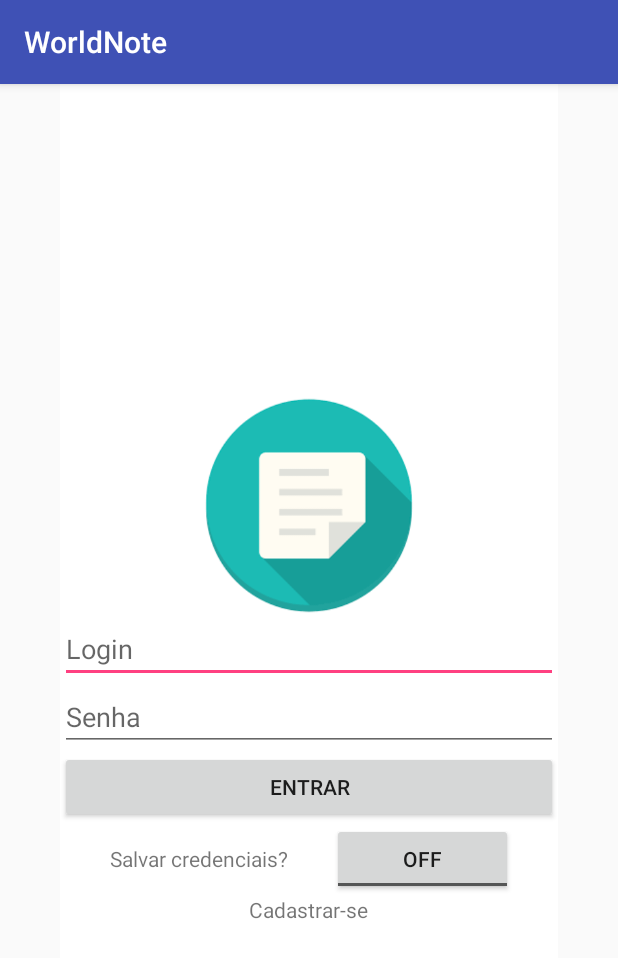
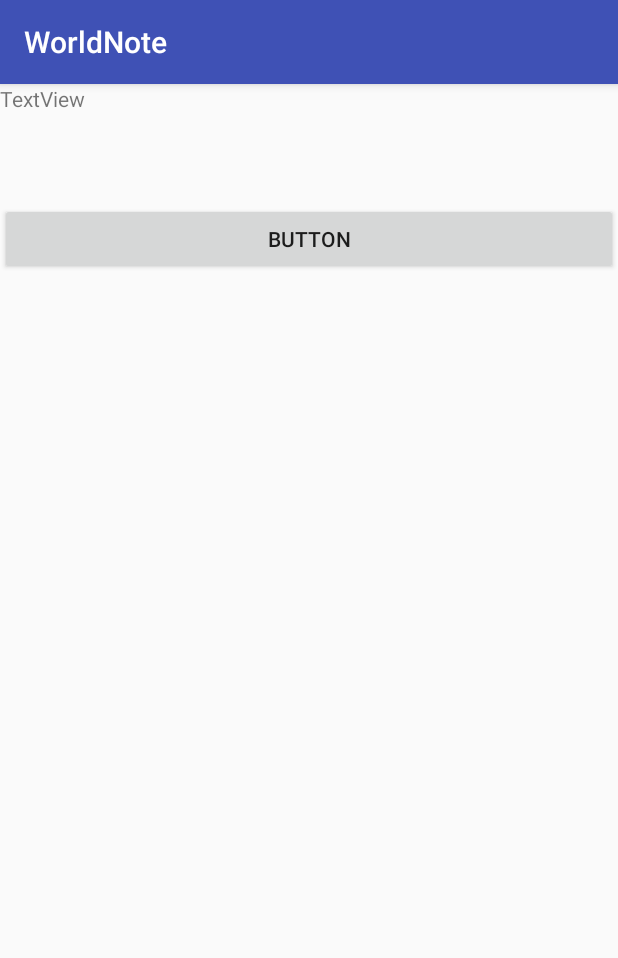
Before and after one commit to NewtonJoaquim/WorldNote, an Android app: the screen it shows after launch (LoginActivity before the commit, CreateNote after it), after a tap on "ENTRAR", on a phone screen of 412 x 824 dp. Shown: the top 958 px of the screen. Run offline under Robolectric (Android 15) with nearby library versions, the phone set to English and light mode, and no system bars.

```diff
--- a/app/build.gradle
+++ b/app/build.gradle
@@ -25,4 +25,5 @@ dependencies {
     testImplementation 'junit:junit:4.12'
     androidTestImplementation 'com.android.support.test:runner:1.0.1'
     androidTestImplementation 'com.android.support.test.espresso:espresso-core:3.0.1'
+    implementation 'com.google.android.gms:play-services-places:15.0.1'
 }
--- /dev/null
+++ b/app/src/main/java/com/worldnote/pdm/worldnote/CreateNote.java
@@ -0,0 +1,60 @@
+package com.worldnote.pdm.worldnote;
+
+import android.app.Activity;
+import android.content.Context;
+import android.content.Intent;
+import android.support.v7.app.AppCompatActivity;
+import android.os.Bundle;
+import android.util.Log;
+import android.view.View;
+import android.widget.Button;
+import android.widget.TextView;
+
+import com.google.android.gms.common.GooglePlayServicesNotAvailableException;
+import com.google.android.gms.common.GooglePlayServicesRepairableException;
+import com.google.android.gms.location.places.Place;
+import com.google.android.gms.location.places.ui.PlacePicker;
+
+public class CreateNote extends AppCompatActivity {
+    TextView getText;
+    Button b;
+    int PLACE_PICKER_REQUEST=1;
+    @Override
+    protected void onCreate(Bundle savedInstanceState) {
+        super.onCreate(savedInstanceState);
+        setContentView(R.layout.activity_createnote);
+
+        getText = findViewById(R.id.getplace);
+        b = findViewById(R.id.button);
+        b.setOnClickListener(new View.OnClickListener() {
+            @Override
+            public void onClick(View view) {
+                PlacePicker.IntentBuilder builder= new PlacePicker.IntentBuilder();
+
+                Intent intent;
+                try {
+                    Log.v("oi","1");
+                    Context c = getApplicationContext();
+                    //intent = builder.build(getApplicationContext());
+                    startActivityForResult(builder.build(CreateNote.this),PLACE_PICKER_REQUEST);
+                    Log.v("oi","2");
+                } catch (GooglePlayServicesRepairableException e) {
+                    e.printStackTrace();
+                } catch (GooglePlayServicesNotAvailableException e) {
+                    e.printStackTrace();
+                }
+            }
+        });
+
+    }
+    @Override
+    protected void onActivityResult(int requestCode,int resultcode, Intent data){
+        if(requestCode == PLACE_PICKER_REQUEST){
+            if(resultcode == RESULT_OK){
+                Place place = PlacePicker.getPlace(data,this);
+                String adress = String.format("Place %s",place.getAddress());
+                getText.setText(adress);
+            }
+        }
+    }
+}
--- a/app/src/main/java/com/worldnote/pdm/worldnote/LoginActivity.java
+++ b/app/src/main/java/com/worldnote/pdm/worldnote/LoginActivity.java
@@ -37,6 +37,8 @@ public class LoginActivity extends AppCompatActivity implements View.OnClickList
     public void onClick(View view) {
         if (view == btnLogin) {
             Log.d("flux", "doing login");
+            Intent i = new Intent(this, CreateNote.class);
+            startActivity(i);
         } else if (view == btnRegister){
             Intent i = new Intent(this, RegisterActivity.class);
             startActivity(i);
--- /dev/null
+++ b/app/src/main/res/layout/activity_createnote.xml
@@ -0,0 +1,32 @@
+<?xml version="1.0" encoding="utf-8"?>
+<android.support.constraint.ConstraintLayout xmlns:android="http://schemas.android.com/apk/res/android"
+    xmlns:app="http://schemas.android.com/apk/res-auto"
+    xmlns:tools="http://schemas.android.com/tools"
+    android:layout_width="match_parent"
+    android:layout_height="match_parent"
+    tools:context="com.worldnote.pdm.worldnote.CreateNote">
+
+    <LinearLayout
+        android:id="@+id/linearLayout"
+        android:layout_width="0dp"
+        android:layout_height="0dp"
+        android:orientation="vertical"
+        app:layout_constraintBottom_toBottomOf="parent"
+        app:layout_constraintEnd_toEndOf="parent"
+        app:layout_constraintStart_toStartOf="parent"
+        app:layout_constraintTop_toTopOf="parent">
+
+        <TextView
+            android:id="@+id/getplace"
+            android:layout_width="match_parent"
+            android:layout_height="79dp"
+            android:text="TextView" />
+
+        <Button
+            android:id="@+id/button"
+            android:layout_width="match_parent"
+            android:layout_height="wrap_content"
+            android:text="Button" />
+
+    </LinearLayout>
+</android.support.constraint.ConstraintLayout>
--- a/app/src/main/res/values/strings.xml
+++ b/app/src/main/res/values/strings.xml
@@ -7,4 +7,6 @@
     <string name="register_button">Cadastrar-se</string>
     <string name="name_hint">Nome</string>
     <string name="password_confirm_hint">Repita a senha</string>
+    <string name="register_note_title">Insira o título</string>
+    <string name="register_note">Criar nova nota</string>
 </resources>
```
Also changed, not shown: app/src/main/AndroidManifest.xml (+12 -2 lines).
